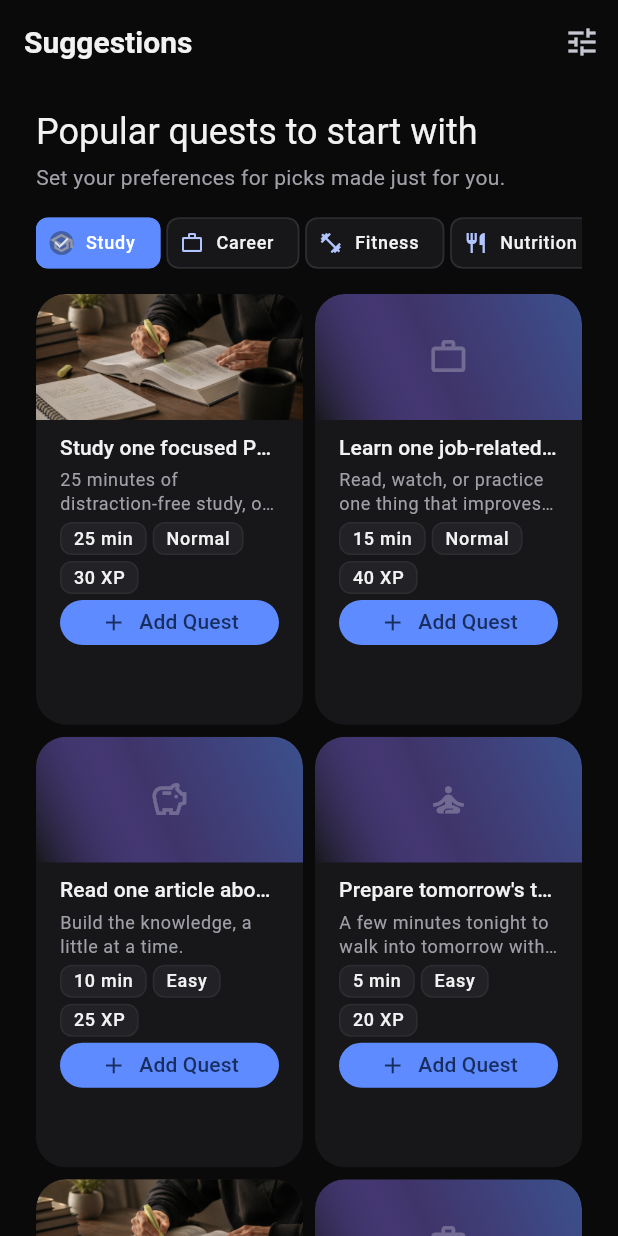
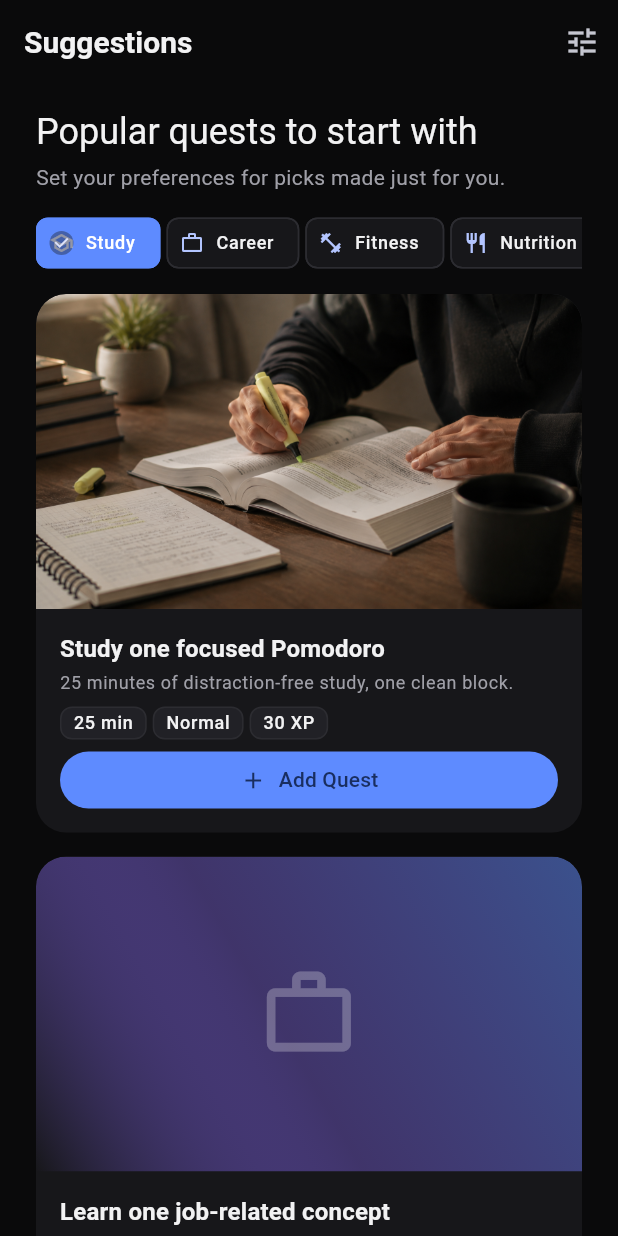
Before and after one commit to alp-cihan/prime, a Flutter app: the SuggestionsPage screen opened by its route, after a tap on "Study", on a phone screen of 412 x 824 dp. Run offline on Flutter 3.47's test engine with Material 3 defaults, Android fonts, the phone set to English and light mode, and no system bars; our stand-ins replace flutter_riverpod, go_router, hive_ce, hive_ce_flutter, riverpod_annotation; accounts and stored records are empty; generated files the repository leaves out were written again; statements that could not run were skipped.

Commit message:
Redesign suggestions as visual single-column list

```diff
--- a/lib/features/suggestions/presentation/suggestions_page.dart
+++ b/lib/features/suggestions/presentation/suggestions_page.dart
@@ -65,27 +65,20 @@ class SuggestionsPage extends ConsumerWidget {
                   if (suggestions.isEmpty) {
                     return const _EmptySuggestions();
                   }
-                  return GridView.builder(
+                  // Single-column, image-forward list — each card sizes
+                  // itself from its own content (see SuggestionCard's own
+                  // doc comment for the height/ratio reasoning), so this is
+                  // a plain vertical list, not a grid.
+                  return ListView.separated(
                     padding: const EdgeInsets.fromLTRB(
                       AppSpacing.lg,
                       0,
                       AppSpacing.lg,
                       AppSpacing.lg,
                     ),
-                    gridDelegate:
-                        const SliverGridDelegateWithFixedCrossAxisCount(
-                          crossAxisCount: 2,
-                          mainAxisSpacing: AppSpacing.sm,
-                          crossAxisSpacing: AppSpacing.sm,
-                          // Deliberately generous — real browser font metrics
-                          // run taller than the test environment's, and a
-                          // 2-line description plus 3 meta chips needs the
-                          // headroom (a tighter ratio here previously
-                          // overflowed on real devices; see the Phase 16
-                          // implementation report for how this was found).
-                          childAspectRatio: 0.62,
-                        ),
                     itemCount: suggestions.length,
+                    separatorBuilder: (context, index) =>
+                        const SizedBox(height: AppSpacing.md),
                     itemBuilder: (context, index) {
                       final suggestion = suggestions[index];
                       return SuggestionCard(
--- a/lib/features/suggestions/presentation/widgets/suggestion_card.dart
+++ b/lib/features/suggestions/presentation/widgets/suggestion_card.dart
@@ -6,9 +6,15 @@ import '../../application/models/create_quest_from_suggestion_outcome.dart';
 import '../../domain/entities/quest_suggestion.dart';
 import '../providers/suggestion_creation_controller.dart';
 
-/// Image-forward suggestion card for the Suggestions page grid — reuses the
-/// Phase 15 visual system (`GradientSurfaceCard`, `QuestVisual`) so a
-/// suggestion reads as inspirational, not like a settings row.
+/// Image-forward suggestion card for the Suggestions page's single-column
+/// list — reuses the Phase 15 visual system (`GradientSurfaceCard`,
+/// `QuestVisual`) so a suggestion reads as inspirational, not like a
+/// settings row. The photo is the card's focal point and text is
+/// deliberately secondary: [_photoHeight] is fixed, while the text block
+/// below sizes itself to its content (title/description each capped at 2
+/// lines, never a fixed height) — with that cap, the two together land
+/// close to a 55/45 photo-to-text split for typical two-line content,
+/// without ever risking the overflow a hard-coded total height would.
 class SuggestionCard extends ConsumerWidget {
   const SuggestionCard({
     super.key,
@@ -23,6 +29,8 @@ class SuggestionCard extends ConsumerWidget {
   /// Called once, the first time this card's add action reaches a terminal
   /// (non-error) outcome — the caller shows a SnackBar/opens the quest.
   final ValueChanged<CreateQuestFromSuggestionOutcome> onAdded;
+
+  static const _photoHeight = 210.0;
 
   @override
   Widget build(BuildContext context, WidgetRef ref) {
@@ -54,34 +62,31 @@ class SuggestionCard extends ConsumerWidget {
           QuestVisual(
             seed: suggestion.visualKey,
             icon: attributeIcon(suggestion.primaryAttribute),
-            height: 84,
+            height: _photoHeight,
             borderRadius: const BorderRadius.vertical(top: Radius.circular(20)),
           ),
           Padding(
-            padding: const EdgeInsets.symmetric(
-              horizontal: AppSpacing.md,
-              vertical: AppSpacing.sm,
-            ),
+            padding: const EdgeInsets.all(AppSpacing.md),
             child: Column(
               crossAxisAlignment: CrossAxisAlignment.start,
               mainAxisSize: MainAxisSize.min,
               children: [
                 Text(
                   suggestion.title,
-                  maxLines: 1,
-                  overflow: TextOverflow.ellipsis,
-                  style: theme.textTheme.titleSmall,
+                  maxLines: 2,
+                  overflow: TextOverflow.clip,
+                  style: theme.textTheme.titleMedium,
                 ),
                 const SizedBox(height: AppSpacing.xs),
                 Text(
                   suggestion.description,
                   maxLines: 2,
-                  overflow: TextOverflow.ellipsis,
+                  overflow: TextOverflow.clip,
                   style: theme.textTheme.bodySmall?.copyWith(
                     color: AppColors.darkTextSecondary,
                   ),
                 ),
-                const SizedBox(height: AppSpacing.xs),
+                const SizedBox(height: AppSpacing.sm),
                 Wrap(
                   spacing: AppSpacing.xs,
                   runSpacing: AppSpacing.xs,
@@ -93,13 +98,13 @@ class SuggestionCard extends ConsumerWidget {
                     _MetaChip(label: '$baseXp XP'),
                   ],
                 ),
-                const SizedBox(height: AppSpacing.xs),
+                const SizedBox(height: AppSpacing.sm),
                 SizedBox(
                   width: double.infinity,
                   child: FilledButton.icon(
                     style: FilledButton.styleFrom(
                       backgroundColor: AppColors.accent,
-                      padding: const EdgeInsets.symmetric(vertical: 6),
+                      padding: const EdgeInsets.symmetric(vertical: 10),
                       minimumSize: const Size(0, 0),
                       tapTargetSize: MaterialTapTargetSize.shrinkWrap,
                     ),
```
Also changed, not shown: 1 other file.
